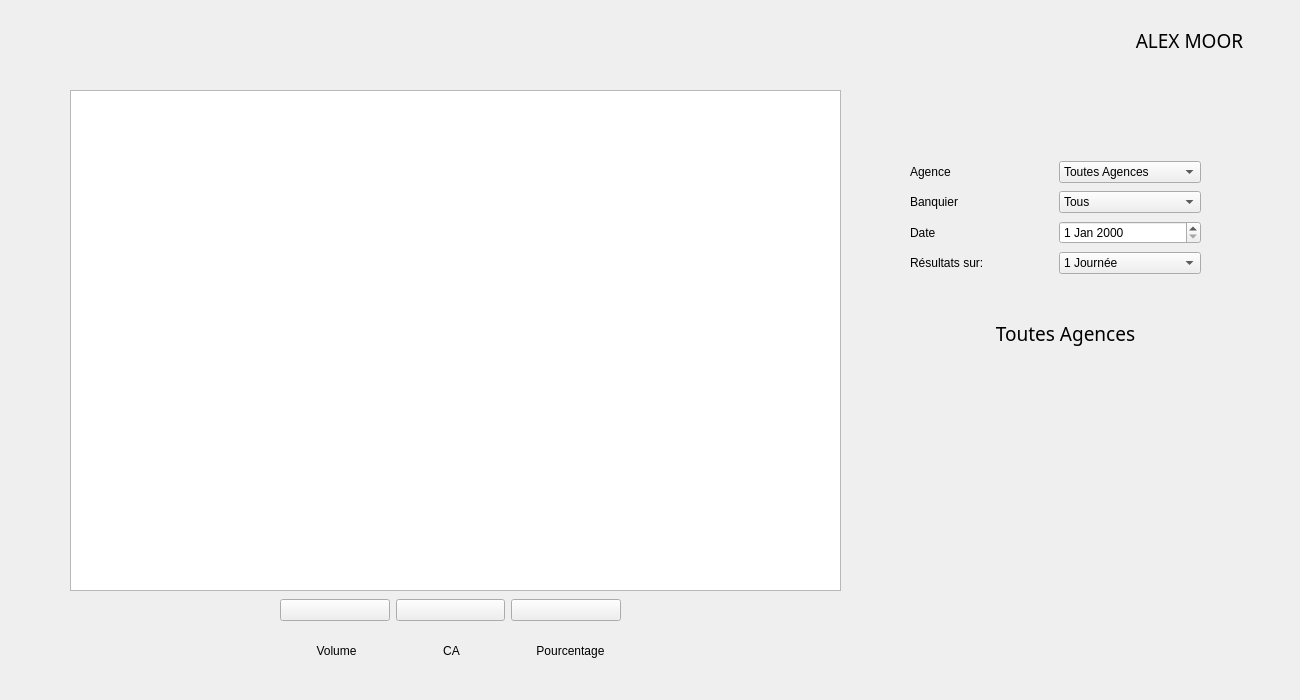
Before: the Qt Designer form Projet_Banque/pret.ui in SihamJ/IHM, drawn with Qt 5.
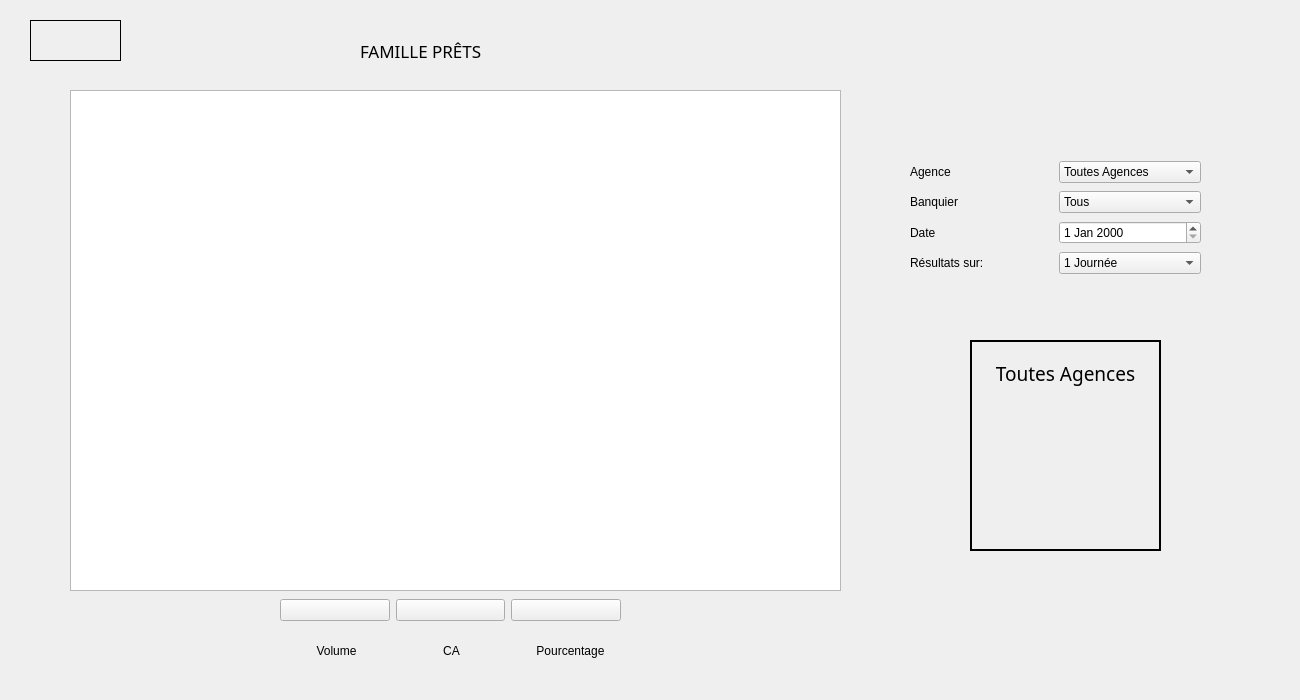
After: the same form once the commit is applied. Icons and pictures are not drawn. Custom widgets are drawn as their Qt base class.

The edit to the form file:
```diff
--- a/Projet_Banque/pret.ui
+++ b/Projet_Banque/pret.ui
@@ -176,49 +176,11 @@
     </item>
    </layout>
   </widget>
-  <widget class="QWidget" name="layoutWidget">
-   <property name="geometry">
-    <rect>
-     <x>1100</x>
-     <y>10</y>
-     <width>191</width>
-     <height>61</height>
-    </rect>
-   </property>
-   <layout class="QHBoxLayout" name="horizontalLayout_8" stretch="3,0">
-    <property name="spacing">
-     <number>12</number>
-    </property>
-    <item>
-     <widget class="QLabel" name="username">
-      <property name="font">
-       <font>
-        <family>MS PGothic</family>
-        <pointsize>14</pointsize>
-       </font>
-      </property>
-      <property name="text">
-       <string>ALEX MOOR</string>
-      </property>
-      <property name="alignment">
-       <set>Qt::AlignCenter</set>
-      </property>
-     </widget>
-    </item>
-    <item>
-     <widget class="QLabel" name="pdp">
-      <property name="text">
-       <string>&lt;html&gt;&lt;head/&gt;&lt;body&gt;&lt;p align=&quot;right&quot;&gt;&lt;img src=&quot;:/assets/pic.png&quot;/&gt;&lt;/p&gt;&lt;/body&gt;&lt;/html&gt;</string>
-      </property>
-     </widget>
-    </item>
-   </layout>
-  </widget>
   <widget class="QWidget" name="layoutWidget_4">
    <property name="geometry">
     <rect>
      <x>970</x>
-     <y>320</y>
+     <y>360</y>
      <width>191</width>
      <height>181</height>
     </rect>
@@ -404,6 +366,91 @@
     <set>Qt::AlignCenter</set>
    </property>
   </widget>
+  <widget class="QLabel" name="label_5">
+   <property name="geometry">
+    <rect>
+     <x>530</x>
+     <y>30</y>
+     <width>41</width>
+     <height>41</height>
+    </rect>
+   </property>
+   <property name="sizePolicy">
+    <sizepolicy hsizetype="Ignored" vsizetype="Ignored">
+     <horstretch>0</horstretch>
+     <verstretch>0</verstretch>
+    </sizepolicy>
+   </property>
+   <property name="text">
+    <string/>
+   </property>
+   <property name="pixmap">
+    <pixmap resource="ressource.qrc">:/assets/pret.png</pixmap>
+   </property>
+   <property name="scaledContents">
+    <bool>true</bool>
+   </property>
+  </widget>
+  <widget class="QLabel" name="label_6">
+   <property name="geometry">
+    <rect>
+     <x>360</x>
+     <y>30</y>
+     <width>161</width>
+     <height>41</height>
+    </rect>
+   </property>
+   <property name="font">
+    <font>
+     <family>Malgun Gothic</family>
+     <pointsize>13</pointsize>
+    </font>
+   </property>
+   <property name="frameShape">
+    <enum>QFrame::NoFrame</enum>
+   </property>
+   <property name="lineWidth">
+    <number>2</number>
+   </property>
+   <property name="text">
+    <string>FAMILLE PRÊTS</string>
+   </property>
+  </widget>
+  <widget class="QLabel" name="label_7">
+   <property name="geometry">
+    <rect>
+     <x>970</x>
+     <y>340</y>
+     <width>191</width>
+     <height>211</height>
+    </rect>
+   </property>
+   <property name="frameShape">
+    <enum>QFrame::Panel</enum>
+   </property>
+   <property name="lineWidth">
+    <number>2</number>
+   </property>
+   <property name="text">
+    <string/>
+   </property>
+  </widget>
+  <widget class="QLabel" name="pdp">
+   <property name="geometry">
+    <rect>
+     <x>30</x>
+     <y>20</y>
+     <width>91</width>
+     <height>41</height>
+    </rect>
+   </property>
+   <property name="frameShape">
+    <enum>QFrame::Panel</enum>
+   </property>
+   <property name="text">
+    <string>&lt;html&gt;&lt;head/&gt;&lt;body&gt;&lt;p&gt;&lt;img src=&quot;:/assets/pic.png&quot;/&gt;&lt;/p&gt;&lt;/body&gt;&lt;/html&gt;</string>
+   </property>
+  </widget>
   <zorder>layoutWidget</zorder>
   <zorder>chart_pret</zorder>
   <zorder>layoutWidget_2</zorder>
```
Left out of the diff: 4 changed lines with no effect on the pictures.
